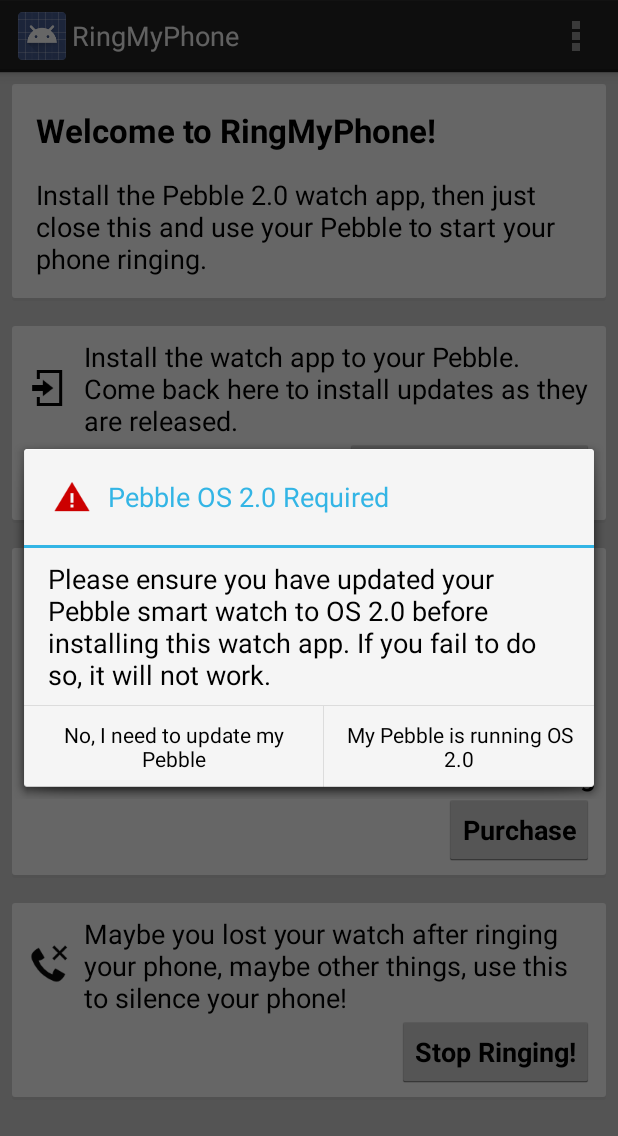
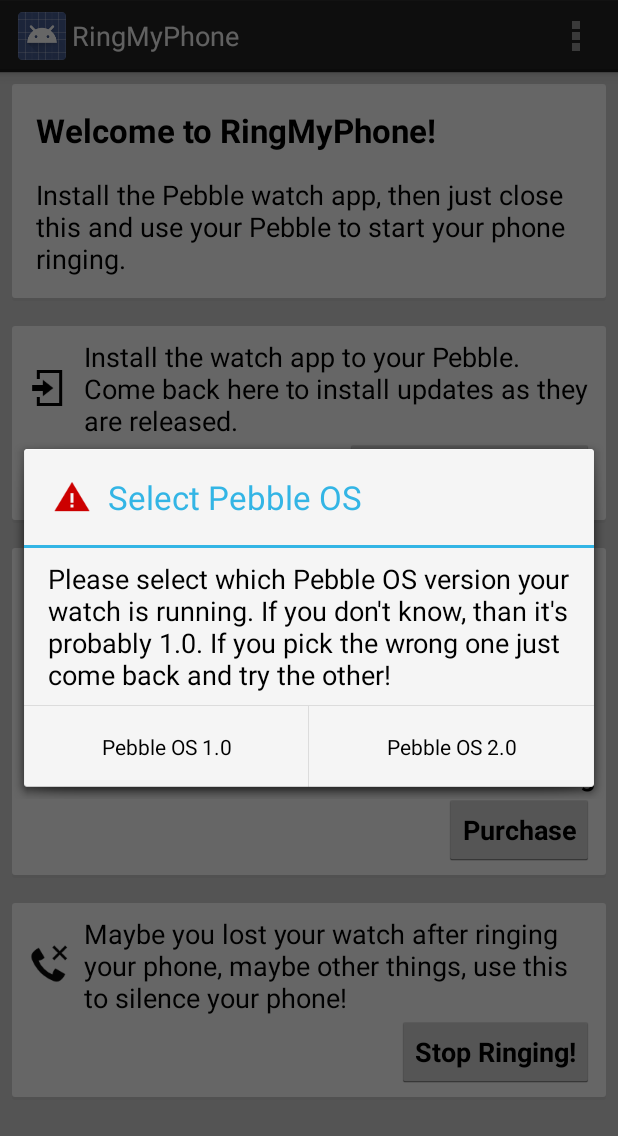
Before and after one commit to Wavesonics/RingMyPhoneAndroid, an Android app: the screen it shows after launch (MainActivity), after a tap on "Install Phone App", on a phone screen of 412 x 824 dp. Shown: the top 1136 px of the screen. Run offline under Robolectric (Android 15) with nearby library versions, the phone set to English and light mode, and no system bars; our stand-ins replace ButterKnife; libraries missing offline, so code that uses them is left out: com.android.vending, de.keyboardsurfer.android; 1 statement that could not run was skipped.

Commit message:
Changed OS warning dialog to allow you to select which OS version you are running

```diff
--- a/RingMyPhone/src/main/java/com/darkrockstudios/apps/ringmyphone/MainActivity.java
+++ b/RingMyPhone/src/main/java/com/darkrockstudios/apps/ringmyphone/MainActivity.java
@@ -191,43 +191,41 @@ public class MainActivity extends BillingActivity implements BillingActivity.Pro
 
 	private void installPebbleApp()
 	{
-		installPebbleApp( false );
+		displayOsSelectDialog();
 	}
 
-	private void installPebbleApp( final boolean skipWarning )
-	{
-		SharedPreferences settings = PreferenceManager.getDefaultSharedPreferences( this );
-		if( skipWarning || settings.getBoolean( Preferences.KEY_OS2_0_WARNING_SHOWN, false ) )
-		{
-			PebbleAppInstaller installerTask = new PebbleAppInstaller();
-			installerTask.execute();
-		}
-		else
-		{
-			displayOsWarningDialog();
-		}
-	}
-
-	private void displayOsWarningDialog()
+	private void displayOsSelectDialog()
 	{
 		AlertDialog.Builder builder = new AlertDialog.Builder( this );
 		builder.setTitle( R.string.alsert_os_title );
 		builder.setIcon( R.drawable.ic_action_warning );
 		builder.setMessage( R.string.alert_os_message );
-		builder.setPositiveButton( R.string.alert_os_positive_button, new OsWarningAcceptedListener() );
-		builder.setNegativeButton( R.string.alert_os_negative_button, null );
+		builder.setPositiveButton( R.string.alert_os_positive_button, new OsSelectListener( PebbleOsVersion.TWO ) );
+		builder.setNegativeButton( R.string.alert_os_negative_button, new OsSelectListener( PebbleOsVersion.ONE ) );
 		builder.create().show();
 	}
 
-	private class OsWarningAcceptedListener implements DialogInterface.OnClickListener
+	private static enum PebbleOsVersion
 	{
+		ONE, TWO
+	}
+
+	;
+
+	private class OsSelectListener implements DialogInterface.OnClickListener
+	{
+		private PebbleOsVersion m_os;
+
+		public OsSelectListener( final PebbleOsVersion os )
+		{
+			m_os = os;
+		}
+
 		@Override
 		public void onClick( final DialogInterface dialog, final int which )
 		{
-			SharedPreferences settings = PreferenceManager.getDefaultSharedPreferences( MainActivity.this );
-			settings.edit().putBoolean( Preferences.KEY_OS2_0_WARNING_SHOWN, true ).apply();
-
-			installPebbleApp( true );
+			PebbleAppInstaller installerTask = new PebbleAppInstaller( m_os );
+			installerTask.execute();
 		}
 	}
 
@@ -240,13 +238,21 @@ public class MainActivity extends BillingActivity implements BillingActivity.Pro
 
 	private class PebbleAppInstaller extends AsyncTask<Void, Integer, InstallCode>
 	{
-		private final String PBW_FILE_NAME = "RingMyPhone.pbw";
+		private final String PBW_FILE_NAME_1_0 = "ringmyphone_1.pbw";
+		private final String PBW_FILE_NAME_2_0 = "ringmyphone_2.pbw";
+
+		private PebbleOsVersion m_os;
+
+		public PebbleAppInstaller( final PebbleOsVersion os )
+		{
+			m_os = os;
+		}
 
 		@Override
 		protected InstallCode doInBackground( final Void... params )
 		{
 			final InstallCode installCode;
-			if( copyRawFileToExternalStorage( R.raw.ringmyphone ) )
+			if( copyRawFileToExternalStorage( getPbwAssetId() ) )
 			{
 				if( installPebbleApp() )
 				{
@@ -289,12 +295,42 @@ public class MainActivity extends BillingActivity implements BillingActivity.Pro
 			}
 		}
 
+		private int getPbwAssetId()
+		{
+			final int assetId;
+			if( m_os == PebbleOsVersion.ONE )
+			{
+				assetId = R.raw.ringmyphone_1;
+			}
+			else
+			{
+				assetId = R.raw.ringmyphone_2;
+			}
+
+			return assetId;
+		}
+
+		private String getPbwFileName()
+		{
+			final String fileName;
+			if( m_os == PebbleOsVersion.ONE )
+			{
+				fileName = PBW_FILE_NAME_1_0;
+			}
+			else
+			{
+				fileName = PBW_FILE_NAME_2_0;
+			}
+
+			return fileName;
+		}
+
 		private boolean installPebbleApp()
 		{
 			boolean success = false;
 
 			File path = Environment.getExternalStoragePublicDirectory( Environment.DIRECTORY_DOWNLOADS );
-			File file = new File( path, PBW_FILE_NAME );
+			final File file = new File( path, getPbwFileName() );
 
 			String mimeType = "application/octet-stream";
 
@@ -322,7 +358,7 @@ public class MainActivity extends BillingActivity implements BillingActivity.Pro
 			if( isExternalStorageWritable() )
 			{
 				File path = Environment.getExternalStoragePublicDirectory( Environment.DIRECTORY_DOWNLOADS );
-				File file = new File( path, PBW_FILE_NAME );
+				File file = new File( path, getPbwFileName() );
 
 				try
 				{
--- a/RingMyPhone/src/main/java/com/darkrockstudios/apps/ringmyphone/Preferences.java
+++ b/RingMyPhone/src/main/java/com/darkrockstudios/apps/ringmyphone/Preferences.java
@@ -7,6 +7,5 @@ public class Preferences
 {
 	public static final String KEY_FIRST_INSTALL_DATE    = "first_install_date";
 	public static final String KEY_IS_PRO                = "is_pro";
-	public static final String KEY_OS2_0_WARNING_SHOWN   = "os2_0_warning_shown";
 	public static final String KEY_INSTALLED_APP_VERSION = "installed_app_version";
 }
--- a/RingMyPhone/src/main/res/values/strings.xml
+++ b/RingMyPhone/src/main/res/values/strings.xml
@@ -4,7 +4,7 @@
     <string name="app_name">RingMyPhone</string>
     <string name="action_about">About</string>
     <string name="welcome_title">Welcome to RingMyPhone!</string>
-    <string name="welcome_body">Install the Pebble 2.0 watch app, then just close this and use your Pebble to start your phone ringing.</string>
+    <string name="welcome_body">Install the Pebble watch app, then just close this and use your Pebble to start your phone ringing.</string>
     <string name="stop_button">Stop Ringing!</string>
     <string name="stop_button_response">Stopping Ringer…</string>
     <string name="stop_description">Maybe you lost your watch after ringing your phone, maybe other things, use this to silence your phone!</string>
@@ -34,10 +34,10 @@
 
     <string name="notification_ringing_ticker">RingMyPhone is ringing</string>
     <string name="notification_ringing_text">Tap to silence ringing</string>
-    <string name="alsert_os_title">Pebble OS 2.0 Required</string>
-    <string name="alert_os_message">Please ensure you have updated your Pebble smart watch to OS 2.0 before installing this watch app. If you fail to do so, it will not work.</string>
-    <string name="alert_os_positive_button">My Pebble is running OS 2.0</string>
-    <string name="alert_os_negative_button">No, I need to update my Pebble</string>
+    <string name="alsert_os_title">Select Pebble OS</string>
+    <string name="alert_os_message">Please select which Pebble OS version your watch is running. If you don\'t know, than it\'s probably 1.0. If you pick the wrong one just come back and try the other!</string>
+    <string name="alert_os_positive_button">Pebble OS 2.0</string>
+    <string name="alert_os_negative_button">Pebble OS 1.0</string>
     <string name="notification_update_title">Update ready to install</string>
     <string name="notification_update_text">Tap here to install the new RingMyPhone watch app</string>
 
```
